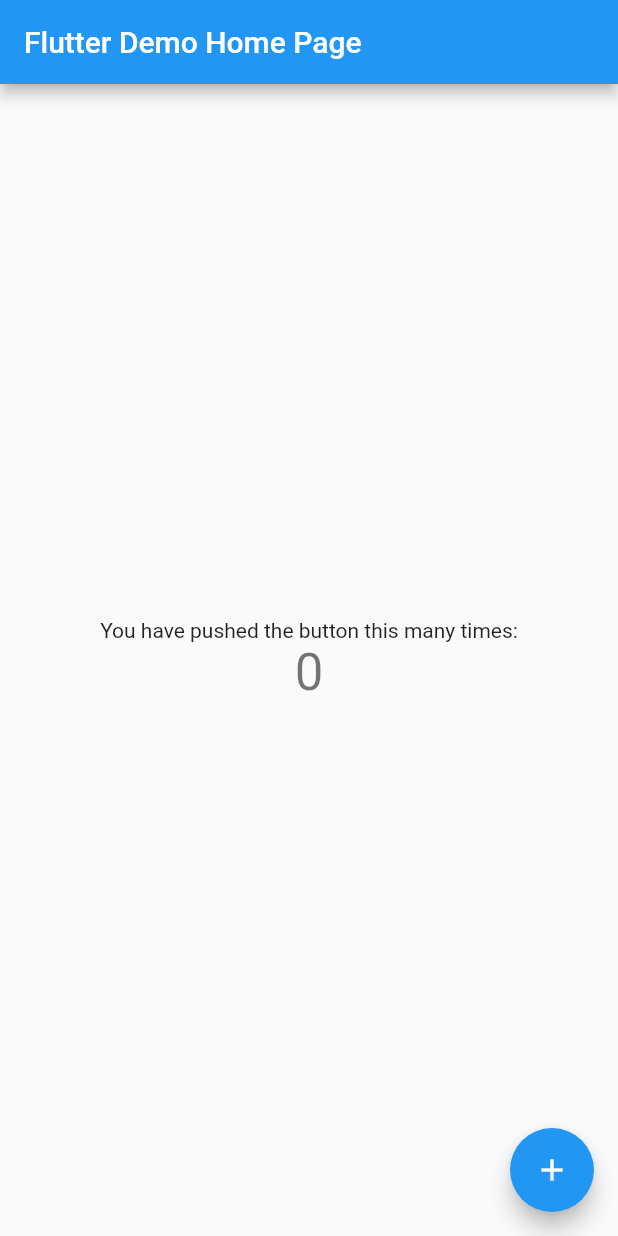
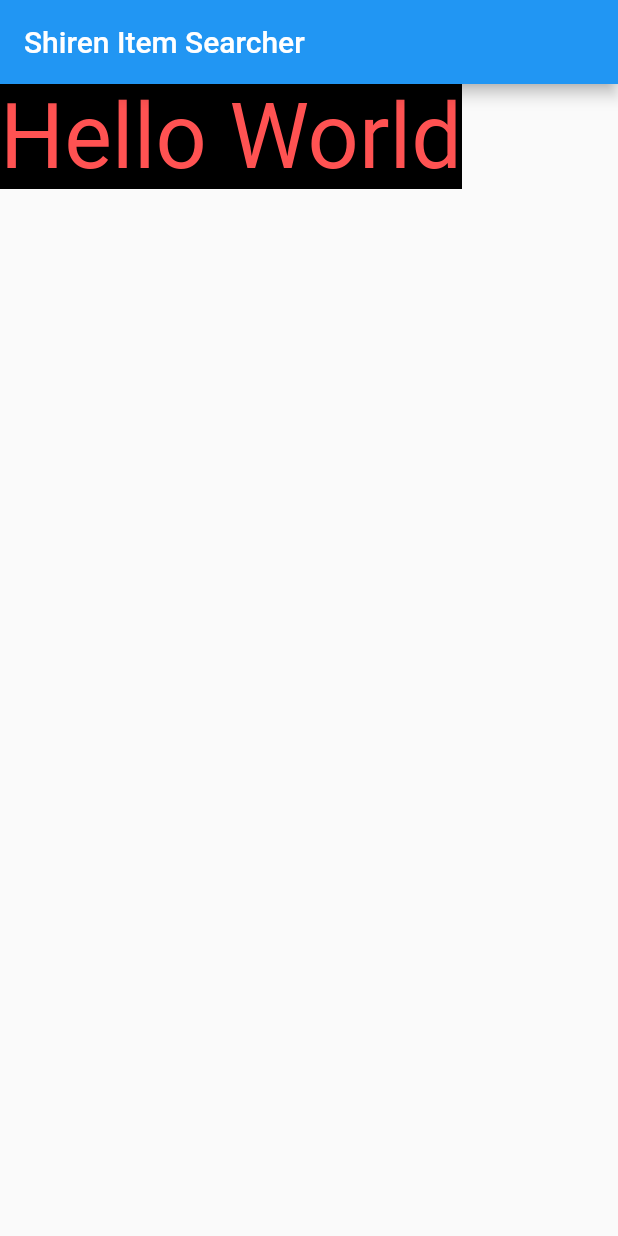
Before and after one commit to masayuki-0319/shiren_item_searcher, a Flutter app: the screen it shows after launch, on a phone screen of 412 x 824 dp. Run offline on Flutter 3.47's test engine with Material 2 defaults, Android fonts, the phone set to English and light mode, and no system bars.

Commit message:
MaterialAppからHomePageウィジェットを分離

```diff
--- a/lib/main.dart
+++ b/lib/main.dart
@@ -1,4 +1,6 @@
 import 'package:flutter/material.dart';
+
+import './pages/HomePage.dart';
 
 void main() => runApp(MyApp());
 
@@ -11,54 +13,7 @@
         primarySwatch: Colors.blue,
         visualDensity: VisualDensity.adaptivePlatformDensity,
       ),
-      home: MyHomePage(title: 'Flutter Demo Home Page'),
+      home: HomePage(),
     );
   }
 }
-
-class MyHomePage extends StatefulWidget {
-  MyHomePage({Key key, this.title}) : super(key: key);
-
-  final String title;
-
-  @override
-  _MyHomePageState createState() => _MyHomePageState();
-}
-
-class _MyHomePageState extends State<MyHomePage> {
-  int _counter = 0;
-
-  void _incrementCounter() {
-    setState(() {
-      _counter++;
-    });
-  }
-
-  @override
-  Widget build(BuildContext context) {
-    return Scaffold(
-      appBar: AppBar(
-        title: Text(widget.title),
-      ),
-      body: Center(
-        child: Column(
-          mainAxisAlignment: MainAxisAlignment.center,
-          children: <Widget>[
-            Text(
-              'You have pushed the button this many times:',
-            ),
-            Text(
-              '$_counter',
-              style: Theme.of(context).textTheme.headline4,
-            ),
-          ],
-        ),
-      ),
-      floatingActionButton: FloatingActionButton(
-        onPressed: _incrementCounter,
-        tooltip: 'Increment',
-        child: Icon(Icons.add),
-      ),
-    );
-  }
-}
--- /dev/null
+++ b/lib/pages/HomePage.dart
@@ -0,0 +1,23 @@
+import 'package:flutter/material.dart';
+
+class HomePage extends StatefulWidget {
+  @override
+  _MyHomePageState createState() => _MyHomePageState();
+}
+
+class _MyHomePageState extends State<HomePage> {
+  @override
+  Widget build(BuildContext context) {
+    return Scaffold(
+      appBar: AppBar(
+        title: Text('Shiren Item Searcher'),
+      ),
+      body: Text('Hello World',
+          style: TextStyle(
+            color: Colors.redAccent,
+            backgroundColor: Colors.black,
+            fontSize: 60.0,
+          )),
+    );
+  }
+}
```
